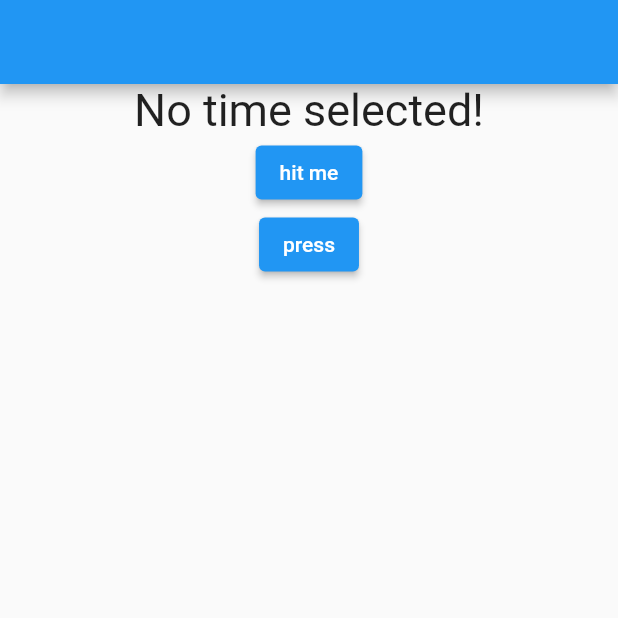
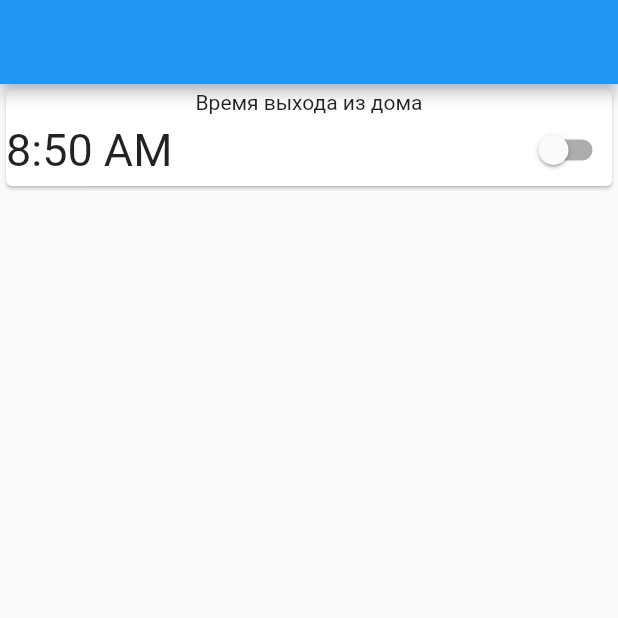
Before and after one commit to Kirazavrik/leave_the_house_app, a Flutter app: the screen it shows after launch, on a phone screen of 412 x 824 dp, the top half of it. Run offline on Flutter 3.47's test engine with Material 2 defaults, Android fonts, the phone set to English and light mode, and no system bars; our stand-ins replace bloc, equatable, flutter_bloc, flutter_local_notifications, flutter_native_timezone, hydrated_bloc and 2 more.

Commit message:
some commit

```diff
--- a/lib/app.dart
+++ b/lib/app.dart
@@ -1,5 +1,6 @@
 import 'package:flutter/material.dart';
 import 'package:leave_the_house_app/reminders/view/reminders_page.dart';
+import 'package:leave_the_house_app/utils/routes.dart';
 
 class LeaveTheHouseApp extends StatelessWidget {
   @override
@@ -9,10 +10,16 @@ class LeaveTheHouseApp extends StatelessWidget {
 }
 
 class LeaveTheHouseAppView extends StatelessWidget {
+  static String initialRoute = HomePage.routeName;
+
   @override
   Widget build(BuildContext context) {
     return MaterialApp(
-      home: RemindersPage(),
+      initialRoute: initialRoute,
+      routes: {
+        HomePage.routeName : (context) => HomePage(),
+        MySecondScreen.routeName : (context) => MySecondScreen()
+      },
     );
   }
 
--- /dev/null
+++ b/lib/notification/notification_state.dart
@@ -0,0 +1,36 @@
+part of 'notification_cubit.dart';
+
+enum NotificationStatus { initial, timeChanged, failure }
+
+@JsonSerializable()
+@TimeOfDayConverter()
+class NotificationState extends Equatable {
+  NotificationState({
+    this.status = NotificationStatus.initial,
+    this.isEnabled = false,
+    TimeOfDay? time,
+}) : time = time ?? TimeOfDay(hour: 8, minute: 50);
+
+  final NotificationStatus status;
+  final TimeOfDay time;
+  final bool isEnabled;
+
+  NotificationState copyWith({
+    NotificationStatus? status,
+    TimeOfDay? time,
+    bool? isEnabled,
+  }) {
+    return NotificationState(
+      status: status ?? this.status,
+      time: time ?? this.time,
+      isEnabled: isEnabled ?? this.isEnabled,
+    );
+  }
+
+  @override
+  List<Object> get props => [status, time, isEnabled];
+
+  Map<String, dynamic> toJson() => _$NotificationStateToJson(this);
+  factory NotificationState.fromJson(Map<String, dynamic> json) => _$NotificationStateFromJson(json);
+
+}
--- /dev/null
+++ b/lib/notification/notification_view.dart
@@ -0,0 +1,92 @@
+import 'package:flutter/material.dart';
+import 'package:flutter_bloc/flutter_bloc.dart';
+import '../reminders/view/reminders_page.dart';
+import '../utils/notification_service.dart';
+import 'notification_cubit.dart';
+
+class NotificationView extends StatefulWidget {
+  @override
+  State<StatefulWidget> createState() => _NotificationView();
+}
+
+class _NotificationView extends State<NotificationView> {
+  late final NotificationService notificationService;
+  String? _selectedTime;
+  TimeOfDay? _timeOfDay;
+
+  @override
+  void initState() {
+    notificationService = NotificationService();
+    listenToNotificationStream();
+    notificationService.initializePlatformNotifications();
+    super.initState();
+  }
+
+  void listenToNotificationStream() =>
+      notificationService.behaviorSubject.listen((payload) {
+        Navigator.pushNamed(context, MySecondScreen.routeName);
+      });
+
+
+  Future<void> _showTimePicker() async {
+    final TimeOfDay? result =
+        await showTimePicker(context: context, initialTime: TimeOfDay.now());
+    if (result != null) {
+      context.read<NotificationCubit>().changeTime(result);
+
+    }
+  }
+
+  @override
+  Widget build(BuildContext context) {
+    return BlocBuilder<NotificationCubit, NotificationState>(
+      builder: (context, state) {
+        return Card(
+          child: Column(
+            children: [
+              Text('Время выхода из дома'),
+              Row(
+                mainAxisAlignment: MainAxisAlignment.spaceBetween,
+                children: [
+                  GestureDetector(
+                    onTap: () {
+                      _showTimePicker();
+                    },
+                    child: Builder(builder: (BuildContext context) {
+                      switch (state.status) {
+                        case NotificationStatus.initial:
+                          return Text(
+                            state.time.format(context),
+                            style: const TextStyle(fontSize: 30),
+                          );
+                        case NotificationStatus.timeChanged:
+                          return Text(
+                            state.time.format(context),
+                            style: const TextStyle(fontSize: 30),
+                          );
+                      }
+                      return Container();
+                    }),
+                  ),
+                  Switch(
+                      value: state.isEnabled,
+                      onChanged: (value) {
+                        setState(() {
+                          if(state.isEnabled == false) {
+                            context.read<NotificationCubit>().enableNotification();
+                            print(state.isEnabled);
+                          } else {
+                            context.read<NotificationCubit>().disableNotification();
+                            print(state.isEnabled);
+                          }
+                        });
+                  })
+                ],
+              )
+            ],
+          ),
+        );
+      },
+    );
+  }
+}
--- a/lib/reminders/view/reminders_page.dart
+++ b/lib/reminders/view/reminders_page.dart
@@ -1,86 +1,49 @@
 import 'package:flutter/material.dart';
+import 'package:flutter_bloc/flutter_bloc.dart';
+import 'package:leave_the_house_app/app.dart';
+import 'package:leave_the_house_app/notification/notification_cubit.dart';
+import 'package:leave_the_house_app/notification/notification_view.dart';
 import 'package:leave_the_house_app/utils/notification_service.dart';
 
-class RemindersPage extends StatelessWidget {
-  @override
-  Widget build(BuildContext context) {
-    return Scaffold(
-      appBar: AppBar(),
-      body: RemindersView(),
-    );
-  }
-}
+import '../../utils/routes.dart';
 
-class RemindersView extends StatefulWidget {
-  @override
-  State<StatefulWidget> createState() => _RemindersView();
-}
+class HomePage extends StatelessWidget {
 
-class _RemindersView extends State<RemindersView> {
-  late final NotificationService notificationService;
-  String? _selectedTime;
-  TimeOfDay? _timeOfDay;
-
-  @override
-  void initState() {
-    notificationService = NotificationService();
-    listenToNotificationStream();
-    notificationService.initializePlatformNotifications();
-    super.initState();
-  }
-
-  void listenToNotificationStream() =>
-      notificationService.behaviorSubject.listen((payload) {
-        Navigator.push(
-            context,
-            MaterialPageRoute(
-                builder: (context) => MySecondScreen(payload: payload)));
-      });
-
-  Future<void> _show() async {
-    final TimeOfDay? result =
-        await showTimePicker(context: context, initialTime: TimeOfDay.now());
-    if (result != null) {
-      setState(() {
-        _selectedTime = result.format(context);
-        _timeOfDay = result!;
-      });
-    }
-  }
+  static const String routeName = '/';
 
   @override
   Widget build(BuildContext context) {
-    return Center(
-      child: Column(
-        children: [
-          Text(
-            _selectedTime != null ? _selectedTime! : 'No time selected!',
-            style: const TextStyle(fontSize: 30),
-          ),
-          ElevatedButton(
-              onPressed: _show,
-              child: Text('hit me')
-          ),
-          ElevatedButton(
-            onPressed: () async {
-              await notificationService.showScheduledLocalNotification(
-                  id: 0,
-                  title: 'shedulw',
-                  body: 'some body',
-                  payload: 'hoorAY',
-                  timeOfDay: _timeOfDay!);
-            },
-            child: Text('press'),
-          ),
-        ],
+    return BlocProvider(
+      create: (context) => NotificationCubit(),
+      child: Scaffold(
+        appBar: AppBar(),
+        body: HomeView(),
       ),
     );
   }
 }
 
+class HomeView extends StatefulWidget {
+  @override
+  State<StatefulWidget> createState() => _HomeView();
+}
+
+class _HomeView extends State<HomeView> {
+
+
+  @override
+  Widget build(BuildContext context) {
+    return Column(
+      children: [
+        NotificationView()
+      ],
+    );
+  }
+}
+
 class MySecondScreen extends StatelessWidget {
-  final String payload;
-  const MySecondScreen({Key? key, required this.payload}) : super(key: key);
+
+  static const String routeName = '/second';
 
   @override
   Widget build(BuildContext context) {
@@ -92,9 +55,6 @@ class MySecondScreen extends StatelessWidget {
       body: Column(
         children: [
           Text('some text'),
-          Center(
-            child: Text(payload),
-          ),
         ],
       ),
     );
--- /dev/null
+++ b/lib/utils/routes.dart
@@ -0,0 +1,2 @@
+const String HOME_ROUTE = 'home';
+const String SECOND_ROUTE = 'second';
--- a/pubspec.yaml
+++ b/pubspec.yaml
@@ -33,12 +33,15 @@ dependencies:
   flutter:
     sdk: flutter
   uuid: ^3.0.6
+  json_serializable: ^6.5.4
+  json_annotation: ^4.7.0
   cupertino_icons: ^1.0.2
   flutter_bloc: ^8.1.1
   flutter_local_notifications: ^12.0.3
   timezone: ^0.9.0
   rxdart: ^0.27.5
   path_provider: ^2.0.11
+  hydrated_bloc: ^8.1.0
   http: ^0.13.4
   flutter_native_timezone: ^2.0.0
 
@@ -52,6 +55,7 @@ dev_dependencies:
   # rules and activating additional ones.
   flutter_lints: ^2.0.0
   lints: ^2.0.1
+  build_runner: ^2.3.2
 
 # For information on the generic Dart part of this file, see the
 # following page: https://dart.dev/tools/pub/pubspec
```
Also changed, not shown: lib/main.dart (+23 -2 lines), lib/notification/notification_cubit.dart (added, +47 -0 lines), lib/second_screen.dart (added, +21 -0 lines), lib/utils/converters.dart (added, +20 -0 lines), lib/utils/notification_service.dart (+35 -18 lines), lib/notification/notification_cubit.g.dart (added), pubspec.lock, 1 other file.
